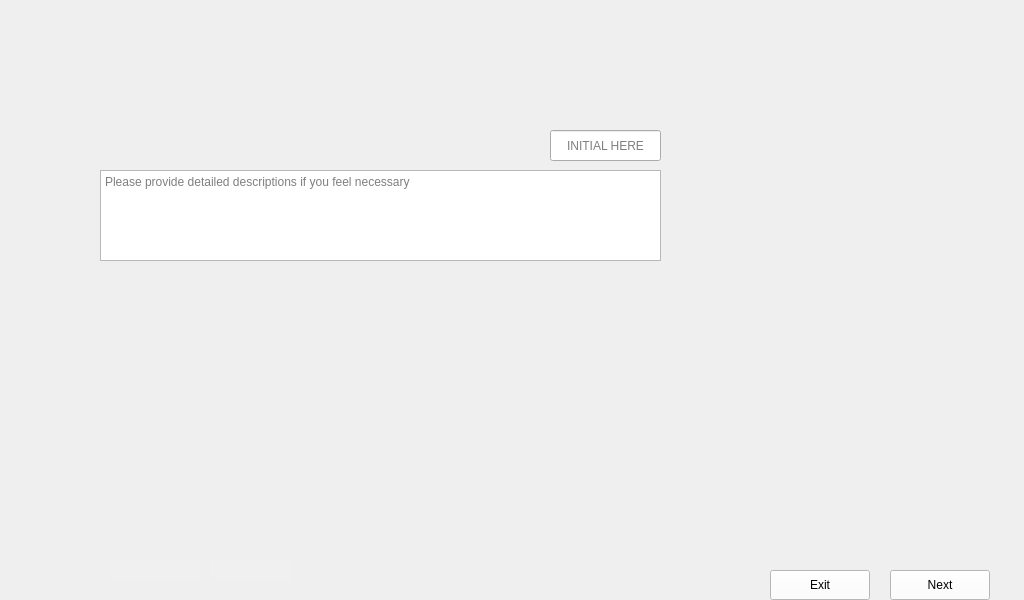
ApplyKCL/SNYProject, file UI_design/LoginUI_Design/Instruction_Window.ui: the form before one commit.
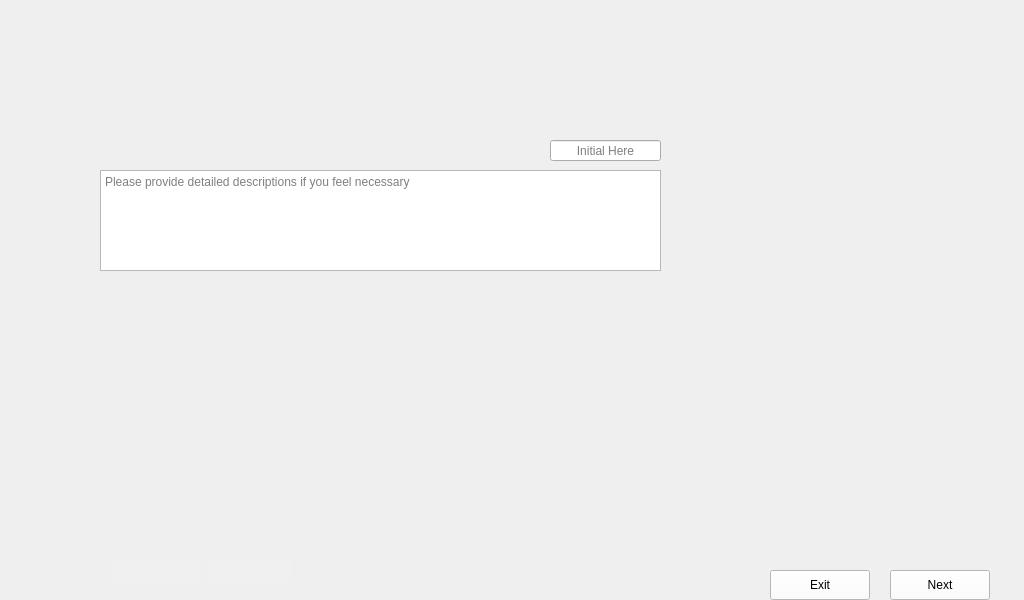
The form after the commit. The open tabs and pages were chosen to show the change. Icons and pictures are not drawn.

Diff of the .ui file:
```diff
--- a/UI_design/LoginUI_Design/Instruction_Window.ui
+++ b/UI_design/LoginUI_Design/Instruction_Window.ui
@@ -1097,9 +1097,9 @@
         <property name="geometry">
          <rect>
           <x>550</x>
-          <y>130</y>
+          <y>140</y>
           <width>111</width>
-          <height>31</height>
+          <height>21</height>
          </rect>
         </property>
         <property name="styleSheet">
@@ -1116,7 +1116,7 @@
          <set>Qt::AlignCenter</set>
         </property>
         <property name="placeholderText">
-         <string>INITIAL HERE</string>
+         <string>Initial Here</string>
         </property>
        </widget>
        <widget class="QLineEdit" name="DicePiezoWaferintoSubwafers3_Dates">
@@ -1178,7 +1178,7 @@
           <x>100</x>
           <y>170</y>
           <width>561</width>
-          <height>91</height>
+          <height>101</height>
          </rect>
         </property>
         <property name="styleSheet">
```
Left out of the diff: 28 changed lines with no effect on the pictures.
